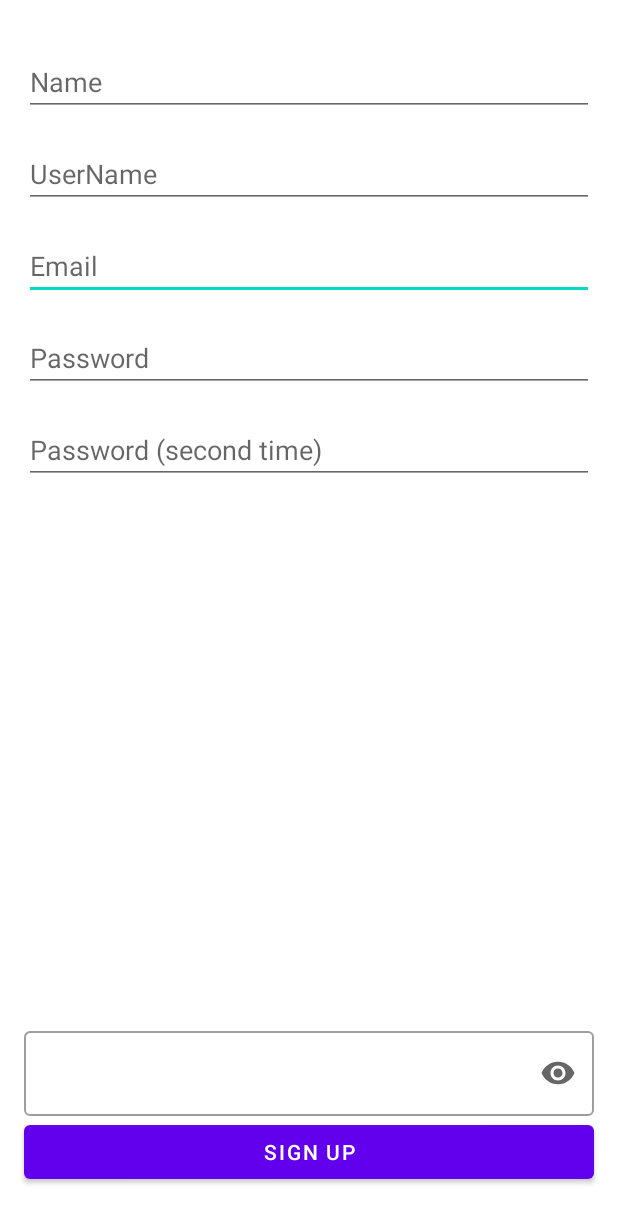
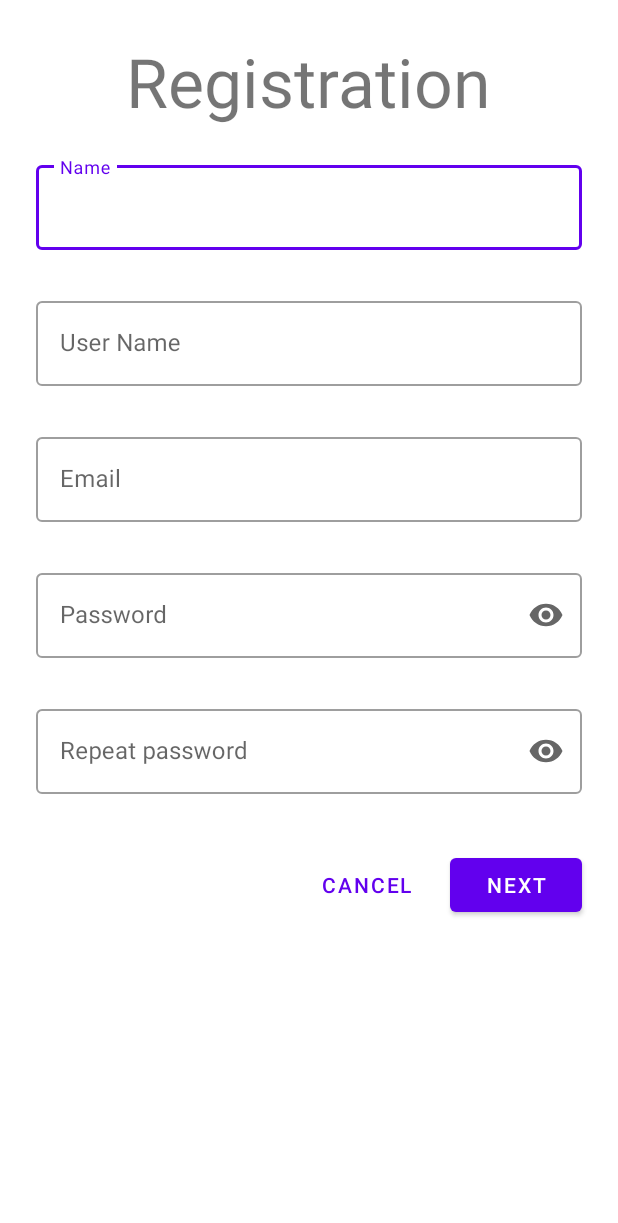
Before and after one commit to Keslerdk/memes, an Android app: the screen it shows after launch (Registration), after a tap on "CREATE NEW ACCOUNT", on a phone screen of 412 x 824 dp. Shown: the top 1223 px of the screen. Run offline under Robolectric (Android 15) with nearby library versions, the phone set to English and light mode, and no system bars; our stand-ins replace Firebase (no records; nobody signed in at launch, a user with empty details on screens opened directly); libraries missing offline, so code that uses them is left out: com.vk.api.

Commit message:
design register RAW

```diff
--- a/app/src/main/java/com/example/memes/Registration.java
+++ b/app/src/main/java/com/example/memes/Registration.java
@@ -44,12 +44,12 @@ public class Registration extends AppCompatActivity {
         myRef.setValue("First data storage");
 
         rname = (EditText) findViewById(R.id.name);
-        ruserName= (EditText) findViewById(R.id.userName);
+        ruserName = (EditText) findViewById(R.id.userName);
         rEmail = (EditText) findViewById(R.id.rEmail);
         rPassword = (EditText) findViewById(R.id.rPassword);
         rPassword2 = (EditText) findViewById(R.id.rPassword2);
 
-        signUp = (Button) findViewById(R.id.signUp);
+        signUp = (Button) findViewById(R.id.next_button);
 
 
         signUp.setOnClickListener(new View.OnClickListener() {
@@ -59,8 +59,11 @@ public class Registration extends AppCompatActivity {
                 String username = ruserName.getText().toString();
                 String email = rEmail.getText().toString();
                 String password = rPassword.getText().toString();
-                registration(email, password);
-                addUser(name, username, email, password);
+                //плохо работает.
+                if (emptyField(rname) && emptyField(ruserName) && emptyField(rEmail) && emptyField(rPassword)) {
+                    registration(email, password);
+                    addUser(name, username, email, password);
+                }
             }
         });
 
@@ -81,10 +84,19 @@ public class Registration extends AppCompatActivity {
         });
     }
 
-    private  void addUser (String name, String userName, String email, String password) {
+    private void addUser(String name, String userName, String email, String password) {
         UsersHelperClass helperClass = new UsersHelperClass(name, userName, email, password);
         myRef.child(userName).setValue(helperClass);
     }
 
+    private boolean emptyField(EditText editText) {
+        if (editText.getText().toString().isEmpty()) {
+            editText.setError("Field can't be empty!");
+            return false;
+        } else {
+            editText.setError(null);
+            return true;
+        }
+    }
 
 }
--- a/app/src/main/res/layout/activity_registration.xml
+++ b/app/src/main/res/layout/activity_registration.xml
@@ -1,107 +1,234 @@
 <?xml version="1.0" encoding="utf-8"?>
-<androidx.constraintlayout.widget.ConstraintLayout xmlns:android="http://schemas.android.com/apk/res/android"
+<ScrollView
+    xmlns:android="http://schemas.android.com/apk/res/android"
     xmlns:app="http://schemas.android.com/apk/res-auto"
     xmlns:tools="http://schemas.android.com/tools"
     android:layout_width="match_parent"
     android:layout_height="match_parent"
     tools:context=".Registration">
+    <LinearLayout
+        android:layout_width="match_parent"
+        android:layout_height="wrap_content"
+        android:orientation="vertical"
+        android:clipChildren="false"
+        android:clipToPadding="false"
+        android:padding="24dp"
+        android:paddingTop="16dp">
+        <TextView
+            android:layout_width="wrap_content"
+            android:layout_height="wrap_content"
+            android:layout_gravity="center"
+            android:textSize="45dp"
+            android:text="Registration"/>
+        <com.google.android.material.textfield.TextInputLayout
+
+            android:layout_width="match_parent"
+            android:layout_height="wrap_content"
+            android:hint="Name"
+            style="@style/Widget.MaterialComponents.TextInputLayout.OutlinedBox"
+            android:layout_marginTop="20dp"
+            app:errorEnabled="true"
+            >
+            <com.google.android.material.textfield.TextInputEditText
+                android:id="@+id/name"
+                android:layout_width="match_parent"
+                android:layout_height="wrap_content"
+                android:inputType="textPersonName"
+                android:maxLines="1"
+                />
+        </com.google.android.material.textfield.TextInputLayout>
+
+        <com.google.android.material.textfield.TextInputLayout
+
+            android:layout_width="match_parent"
+            android:layout_height="wrap_content"
+            android:hint="User Name"
+            style="@style/Widget.MaterialComponents.TextInputLayout.OutlinedBox"
+            android:layout_marginTop="8dp"
+            app:errorEnabled="true">
+            <com.google.android.material.textfield.TextInputEditText
+                android:id="@+id/userName"
+                android:layout_width="match_parent"
+                android:layout_height="wrap_content"
+                android:inputType="text"
+                android:maxLines="1"
+                />
+        </com.google.android.material.textfield.TextInputLayout>
+
+        <com.google.android.material.textfield.TextInputLayout
+
+            android:layout_width="match_parent"
+            android:layout_height="wrap_content"
+            android:hint="Email"
+            style="@style/Widget.MaterialComponents.TextInputLayout.OutlinedBox"
+            android:layout_marginTop="8dp"
+            app:errorEnabled="true"
+            >
+            <com.google.android.material.textfield.TextInputEditText
+                android:id="@+id/rEmail"
+                android:layout_width="match_parent"
+                android:layout_height="wrap_content"
+                android:inputType="textEmailAddress"
+                android:maxLines="1"
+                />
+        </com.google.android.material.textfield.TextInputLayout>
+
+        <com.google.android.material.textfield.TextInputLayout
+
+            android:layout_width="match_parent"
+            android:layout_height="wrap_content"
+            android:hint="Password"
+            style="@style/Widget.MaterialComponents.TextInputLayout.OutlinedBox"
+            android:layout_marginTop="8dp"
+            app:endIconMode="password_toggle"
+            app:errorEnabled="true">
+            <com.google.android.material.textfield.TextInputEditText
+                android:id="@+id/rPassword"
+                android:layout_width="match_parent"
+                android:layout_height="wrap_content"
+                android:inputType="textPassword"
+                android:maxLines="1"
+                />
+        </com.google.android.material.textfield.TextInputLayout>
+
+        <com.google.android.material.textfield.TextInputLayout
+
+            android:layout_width="match_parent"
+            android:layout_height="wrap_content"
+            android:hint="Repeat password"
+            style="@style/Widget.MaterialComponents.TextInputLayout.OutlinedBox"
+            android:layout_marginTop="8dp"
+            app:endIconMode="password_toggle"
+            app:errorEnabled="true">
+            <com.google.android.material.textfield.TextInputEditText
+                android:id="@+id/rPassword2"
+                android:layout_width="match_parent"
+                android:layout_height="wrap_content"
+                android:inputType="textPassword"
+                android:maxLines="1"
+                />
+        </com.google.android.material.textfield.TextInputLayout>
+
+        <RelativeLayout
+            android:layout_width="match_parent"
+            android:layout_height="wrap_content"
+            android:layout_marginTop="16dp">
+            <Button
+                android:id="@+id/next_button"
+                android:layout_width="wrap_content"
+                android:layout_height="wrap_content"
+                android:layout_alignParentEnd="true"
+                android:layout_alignParentRight="true"
+                android:text="Next"/>
+            <com.google.android.material.button.MaterialButton
+                android:layout_width="wrap_content"
+                android:layout_height="wrap_content"
+                android:text="Cancel"
+                style="@style/Widget.MaterialComponents.Button.TextButton"
+                android:layout_marginRight="12dp"
+                android:layout_marginEnd="12dp"
+                android:layout_toStartOf="@+id/next_button"
+                android:layout_toLeftOf="@+id/next_button"
+                />
+
+        </RelativeLayout>
+    </LinearLayout>
+</ScrollView>
 
 
-    <EditText
-        android:id="@+id/rEmail"
-        android:layout_width="0dp"
-        android:layout_height="wrap_content"
-        android:layout_marginTop="16dp"
-        android:ems="10"
-        android:hint="Email"
-        android:inputType="textEmailAddress"
-        app:layout_constraintEnd_toEndOf="@+id/userName"
-        app:layout_constraintStart_toStartOf="@+id/userName"
-        app:layout_constraintTop_toBottomOf="@+id/userName" />
+<!--    <EditText-->
+<!--        android:id="@+id/rEmail"-->
+<!--        android:layout_width="0dp"-->
+<!--        android:layout_height="wrap_content"-->
+<!--        android:layout_marginTop="16dp"-->
+<!--        android:ems="10"-->
+<!--        android:hint="Email"-->
+<!--        android:inputType="textEmailAddress"-->
+<!--        app:layout_constraintEnd_toEndOf="@+id/userName"-->
+<!--        app:layout_constraintStart_toStartOf="@+id/userName"-->
+<!--        app:layout_constraintTop_toBottomOf="@+id/userName" />-->
 
-    <EditText
-        android:id="@+id/rPassword"
-        android:layout_width="0dp"
-        android:layout_height="wrap_content"
-        android:layout_marginTop="16dp"
-        android:ems="10"
-        android:hint="Password"
-        android:inputType="textPassword"
-        app:layout_constraintEnd_toEndOf="@+id/rEmail"
-        app:layout_constraintHorizontal_bias="0.0"
-        app:layout_constraintStart_toStartOf="@+id/rEmail"
-        app:layout_constraintTop_toBottomOf="@+id/rEmail" />
+<!--    <EditText-->
+<!--        android:id="@+id/rPassword"-->
+<!--        android:layout_width="0dp"-->
+<!--        android:layout_height="wrap_content"-->
+<!--        android:layout_marginTop="16dp"-->
+<!--        android:ems="10"-->
+<!--        android:hint="Password"-->
+<!--        android:inputType="textPassword"-->
+<!--        app:layout_constraintEnd_toEndOf="@+id/rEmail"-->
+<!--        app:layout_constraintHorizontal_bias="0.0"-->
+<!--        app:layout_constraintStart_toStartOf="@+id/rEmail"-->
+<!--        app:layout_constraintTop_toBottomOf="@+id/rEmail" />-->
 
-    <Button
-        android:id="@+id/signUp"
-        android:layout_width="0dp"
-        android:layout_height="wrap_content"
-        android:layout_marginBottom="32dp"
-        android:text="Sign Up"
-        app:layout_constraintBottom_toBottomOf="parent"
-        app:layout_constraintEnd_toEndOf="@+id/rPassword"
-        app:layout_constraintHorizontal_bias="0.0"
-        app:layout_constraintStart_toStartOf="@+id/rPassword" />
+<!--    <Button-->
+<!--        android:id="@+id/signUp"-->
+<!--        android:layout_width="0dp"-->
+<!--        android:layout_height="wrap_content"-->
+<!--        android:layout_marginBottom="32dp"-->
+<!--        android:text="Sign Up"-->
+<!--        app:layout_constraintBottom_toBottomOf="parent"-->
+<!--        app:layout_constraintEnd_toEndOf="@+id/rPassword"-->
+<!--        app:layout_constraintHorizontal_bias="0.0"-->
+<!--        app:layout_constraintStart_toStartOf="@+id/rPassword" />-->
 
-    <EditText
-        android:id="@+id/name"
-        android:layout_width="0dp"
-        android:layout_height="wrap_content"
-        android:layout_marginStart="16dp"
-        android:layout_marginLeft="16dp"
-        android:layout_marginTop="32dp"
-        android:layout_marginEnd="16dp"
-        android:layout_marginRight="16dp"
-        android:ems="10"
-        android:hint="Name"
-        android:inputType="textPersonName"
-        app:layout_constraintEnd_toEndOf="parent"
-        app:layout_constraintHorizontal_bias="0.497"
-        app:layout_constraintStart_toStartOf="parent"
-        app:layout_constraintTop_toTopOf="parent" />
+<!--    <EditText-->
+<!--        android:id="@+id/name"-->
+<!--        android:layout_width="0dp"-->
+<!--        android:layout_height="wrap_content"-->
+<!--        android:layout_marginStart="16dp"-->
+<!--        android:layout_marginLeft="16dp"-->
+<!--        android:layout_marginTop="32dp"-->
+<!--        android:layout_marginEnd="16dp"-->
+<!--        android:layout_marginRight="16dp"-->
+<!--        android:ems="10"-->
+<!--        android:hint="Name"-->
+<!--        android:inputType="textPersonName"-->
+<!--        app:layout_constraintEnd_toEndOf="parent"-->
+<!--        app:layout_constraintHorizontal_bias="0.497"-->
+<!--        app:layout_constraintStart_toStartOf="parent"-->
+<!--        app:layout_constraintTop_toTopOf="parent" />-->
 
-    <EditText
-        android:id="@+id/userName"
-        android:layout_width="0dp"
-        android:layout_height="wrap_content"
-        android:layout_marginTop="16dp"
-        android:ems="10"
-        android:hint="UserName"
-        android:inputType="textPersonName"
-        app:layout_constraintEnd_toEndOf="@+id/name"
-        app:layout_constraintStart_toStartOf="@+id/name"
-        app:layout_constraintTop_toBottomOf="@+id/name" />
+<!--    <EditText-->
+<!--        android:id="@+id/userName"-->
+<!--        android:layout_width="0dp"-->
+<!--        android:layout_height="wrap_content"-->
+<!--        android:layout_marginTop="16dp"-->
+<!--        android:ems="10"-->
+<!--        android:hint="UserName"-->
+<!--        android:inputType="textPersonName"-->
+<!--        app:layout_constraintEnd_toEndOf="@+id/name"-->
+<!--        app:layout_constraintStart_toStartOf="@+id/name"-->
+<!--        app:layout_constraintTop_toBottomOf="@+id/name" />-->
 
-    <EditText
-        android:id="@+id/rPassword2"
-        android:layout_width="0dp"
-        android:layout_height="wrap_content"
-        android:layout_marginTop="16dp"
-        android:ems="10"
-        android:hint="Password (second time)"
-        android:inputType="textPassword"
-        app:layout_constraintEnd_toEndOf="@+id/rPassword"
-        app:layout_constraintStart_toStartOf="@+id/rPassword"
-        app:layout_constraintTop_toBottomOf="@+id/rPassword" />
+<!--    <EditText-->
+<!--        android:id="@+id/rPassword2"-->
+<!--        android:layout_width="0dp"-->
+<!--        android:layout_height="wrap_content"-->
+<!--        android:layout_marginTop="16dp"-->
+<!--        android:ems="10"-->
+<!--        android:hint="Password (second time)"-->
+<!--        android:inputType="textPassword"-->
+<!--        app:layout_constraintEnd_toEndOf="@+id/rPassword"-->
+<!--        app:layout_constraintStart_toStartOf="@+id/rPassword"-->
+<!--        app:layout_constraintTop_toBottomOf="@+id/rPassword" />-->
 
-    <com.google.android.material.textfield.TextInputLayout
-        android:id="@+id/test"
-        style="@style/Widget.MaterialComponents.TextInputLayout.OutlinedBox"
-        android:layout_width="match_parent"
-        android:layout_height="wrap_content"
-        android:layout_marginStart="16dp"
-        android:layout_marginLeft="16dp"
-        android:layout_marginEnd="16dp"
-        android:layout_marginRight="16dp"
-        app:endIconMode="password_toggle"
-        app:layout_constraintBottom_toTopOf="@+id/signUp"
-        app:layout_constraintEnd_toEndOf="parent"
-        app:layout_constraintStart_toStartOf="parent">
+<!--    <com.google.android.material.textfield.TextInputLayout-->
+<!--        android:id="@+id/test"-->
+<!--        style="@style/Widget.MaterialComponents.TextInputLayout.OutlinedBox"-->
+<!--        android:layout_width="match_parent"-->
+<!--        android:layout_height="wrap_content"-->
+<!--        android:layout_marginStart="16dp"-->
+<!--        android:layout_marginLeft="16dp"-->
+<!--        android:layout_marginEnd="16dp"-->
+<!--        android:layout_marginRight="16dp"-->
+<!--        app:endIconMode="password_toggle"-->
+<!--        app:layout_constraintBottom_toTopOf="@+id/signUp"-->
+<!--        app:layout_constraintEnd_toEndOf="parent"-->
+<!--        app:layout_constraintStart_toStartOf="parent">-->
 
-        <com.google.android.material.textfield.TextInputEditText
-            android:layout_width="match_parent"
-            android:layout_height="wrap_content"
-            android:inputType="textPassword" />
-    </com.google.android.material.textfield.TextInputLayout>
-
-</androidx.constraintlayout.widget.ConstraintLayout>
+<!--        <com.google.android.material.textfield.TextInputEditText-->
+<!--            android:layout_width="match_parent"-->
+<!--            android:layout_height="wrap_content"-->
+<!--            android:inputType="textPassword" />-->
+<!--    </com.google.android.material.textfield.TextInputLayout>-->
```
